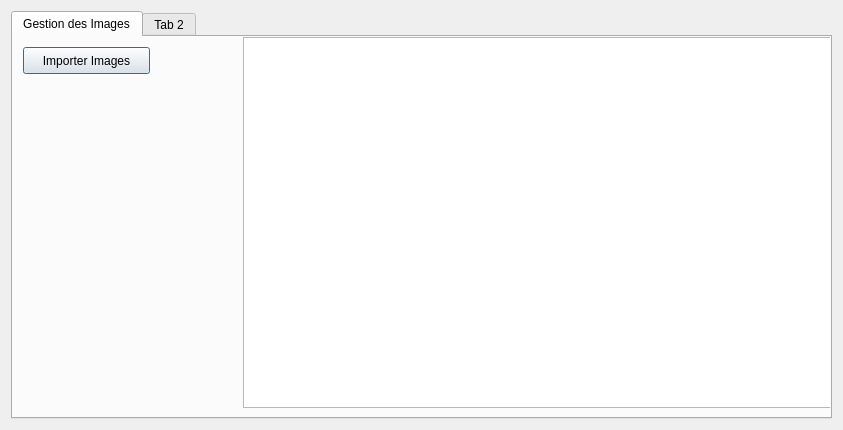
Before: the Qt Designer form editeur.ui in Txikilinux/leterrier-mulot, drawn with Qt 5.
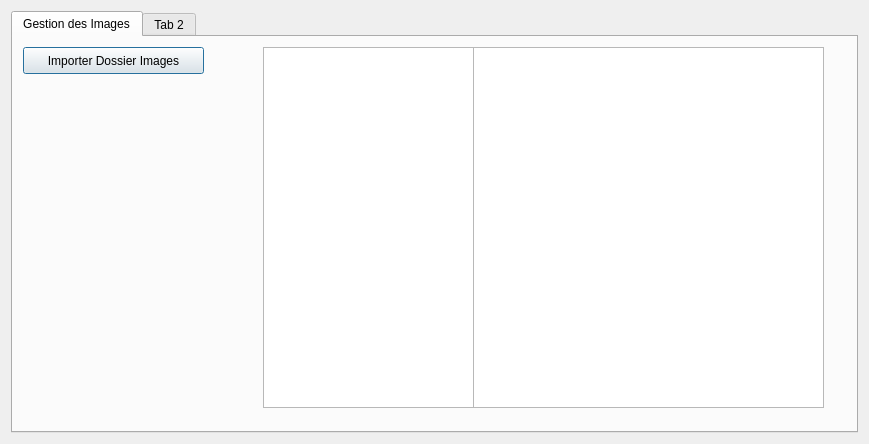
After: the same form once the commit is applied.

Commit message: Editeur : Sélection d'un dossier image, Remplissage du QtreeWidget, Enregistrements des chemins des images MainWindow : Retrait du .h manquant, retouche menu

What changed in the file:
```diff
--- a/editeur.ui
+++ b/editeur.ui
@@ -6,8 +6,8 @@
    <rect>
     <x>0</x>
     <y>0</y>
-    <width>843</width>
-    <height>430</height>
+    <width>869</width>
+    <height>444</height>
    </rect>
   </property>
   <property name="windowTitle">
@@ -29,34 +29,59 @@
       <attribute name="title">
        <string>Gestion des Images</string>
       </attribute>
-      <widget class="QPushButton" name="btnImporterImage">
+      <widget class="QTreeWidget" name="treeWidget">
+       <property name="geometry">
+        <rect>
+         <x>250</x>
+         <y>10</y>
+         <width>211</width>
+         <height>361</height>
+        </rect>
+       </property>
+       <property name="lineWidth">
+        <number>0</number>
+       </property>
+       <property name="editTriggers">
+        <set>QAbstractItemView::CurrentChanged|QAbstractItemView::DoubleClicked|QAbstractItemView::EditKeyPressed|QAbstractItemView::SelectedClicked</set>
+       </property>
+       <property name="alternatingRowColors">
+        <bool>true</bool>
+       </property>
+       <property name="rootIsDecorated">
+        <bool>true</bool>
+       </property>
+       <attribute name="headerVisible">
+        <bool>false</bool>
+       </attribute>
+       <column>
+        <property name="text">
+         <string notr="true">1</string>
+        </property>
+       </column>
+      </widget>
+      <widget class="QListWidget" name="listWidget">
+       <property name="geometry">
+        <rect>
+         <x>460</x>
+         <y>10</y>
+         <width>351</width>
+         <height>361</height>
+        </rect>
+       </property>
+      </widget>
+      <widget class="QPushButton" name="btnImporterDossierImage">
        <property name="geometry">
         <rect>
          <x>10</x>
          <y>10</y>
-         <width>127</width>
+         <width>181</width>
          <height>27</height>
         </rect>
        </property>
        <property name="text">
-        <string>Importer Images</string>
+        <string>Importer Dossier Images</string>
        </property>
       </widget>
-      <widget class="QWidget" name="horizontalLayoutWidget">
-       <property name="geometry">
-        <rect>
-         <x>230</x>
-         <y>0</y>
-         <width>591</width>
-         <height>371</height>
-        </rect>
-       </property>
-       <layout class="QHBoxLayout" name="horizontalLayout_2">
-        <item>
-         <widget class="QListView" name="listViewImage"/>
-        </item>
-       </layout>
-      </widget>
      </widget>
      <widget class="QWidget" name="tab_2">
       <attribute name="title">
```
The commit also changes 4 other files.
